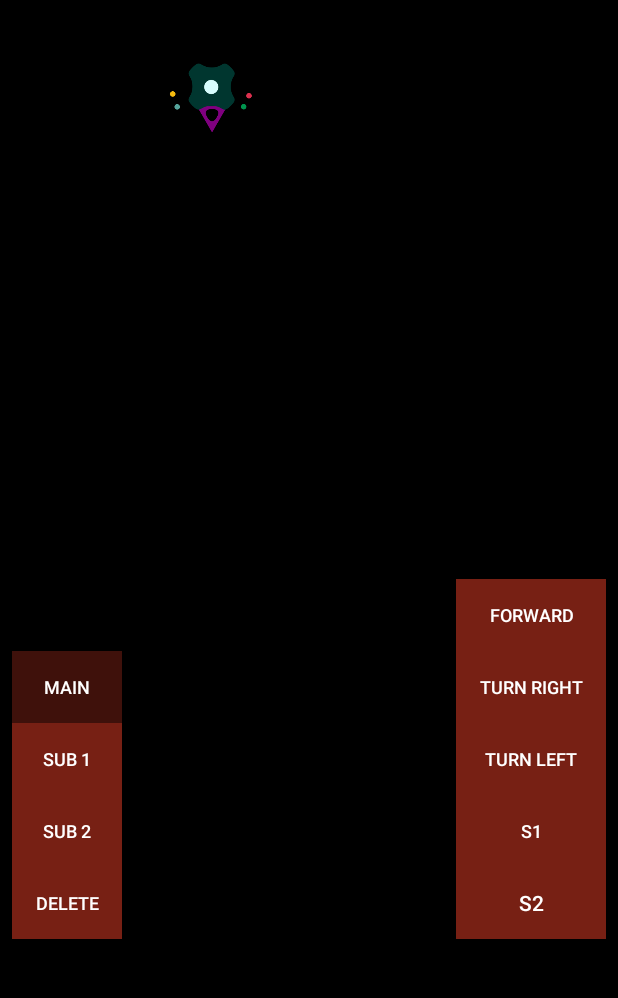
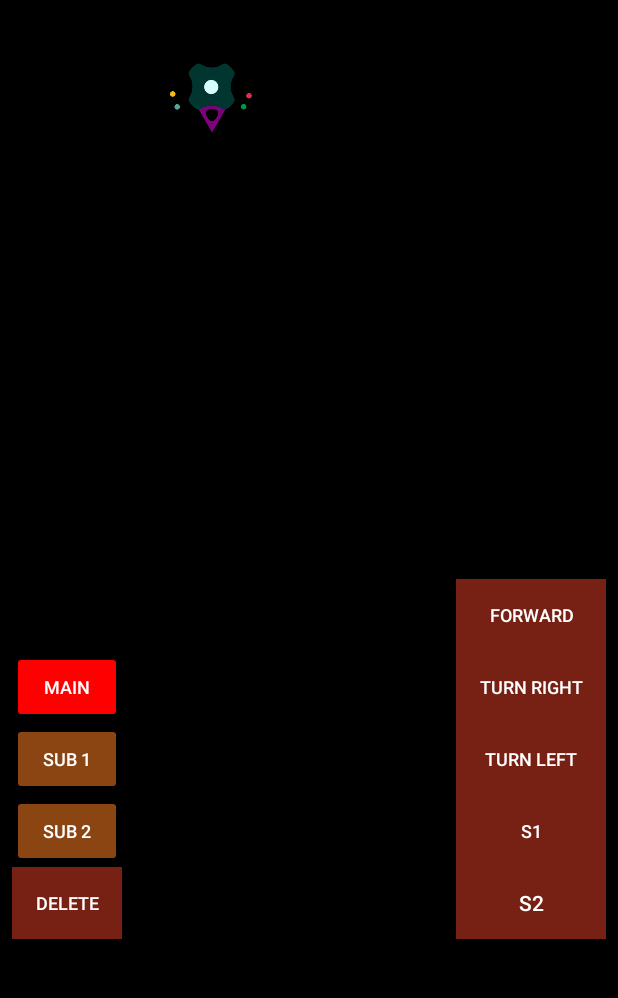
Before and after one commit to Luyaren/AndroidGameMadeForClass, an Android app: the LevelPlayActivity screen opened directly, with no data from a screen before it, on a phone screen of 412 x 824 dp, the part 84-1082 px from its top. Run offline under Robolectric (Android 15) with nearby library versions, the phone set to English and light mode, and no system bars; libraries missing offline, so code that uses them is left out: co.zsmb.materialdrawerkt; 20 statements that could not run were skipped.

Commit message:
Merged PR 55: Fixed scoring and view highlighting

```diff
--- a/app/src/main/java/io/robotbois/robotboisapp/activities/LevelPlayActivity.kt
+++ b/app/src/main/java/io/robotbois/robotboisapp/activities/LevelPlayActivity.kt
@@ -159,9 +159,9 @@ open class LevelPlayActivity : AppCompatActivity() {
 
         buttons.forEach {
             it.background.clearColorFilter()
+            it.background.setColorFilter(Color.rgb(139,69,19), PorterDuff.Mode.DARKEN)
         }
-
-        buttons[activeQueueIndex].background.setColorFilter(Color.GRAY, PorterDuff.Mode.MULTIPLY)
+        buttons[activeQueueIndex].background.setColorFilter(Color.RED, PorterDuff.Mode.DARKEN)
     }
 
     override fun onCreate(savedInstanceState: Bundle?) {
@@ -424,11 +424,11 @@ open class LevelPlayActivity : AppCompatActivity() {
             isGameWon = true
             // Determine score
             //val movesMade = board.robot.totalMoves
-            val movesMade = numMainCalls+(numSubOneCalls*5+numSubTwoCalls*5)-
-                    (numSubOneCalls+numSubTwoCalls)
+            val movesMade = numMainCalls + (numSubOneCalls * queues[1].size + numSubTwoCalls * queues[2].size) -
+                    (numSubOneCalls + numSubTwoCalls)
             // What sorcery is this
-            val playerScore = 65*(-3*(movesNeededToComplete - movesMade)) +
-                    35*(numMainCalls/mainCallsNeededToComplete)
+            val playerScore = 65 + ( 3 * (movesNeededToComplete - movesMade)) +
+                    35 *(mainCallsNeededToComplete / numMainCalls)
 
             // Determine where in the level data file this level is from and how many
             // easy and medium levels there are
--- a/app/src/main/res/layout/navigation_buttons.xml
+++ b/app/src/main/res/layout/navigation_buttons.xml
@@ -9,7 +9,6 @@
         android:layout_width="match_parent"
         android:layout_height="wrap_content"
         android:layout_weight="1"
-        android:background="#772014"
         android:textColor="#ffffff"
         android:text="Main"
         android:textSize="12sp" />
@@ -19,7 +18,6 @@
         android:layout_width="match_parent"
         android:layout_height="wrap_content"
         android:layout_weight="1"
-        android:background="#772014"
         android:textColor="#ffffff"
         android:text="Sub 1"
         android:textSize="12sp" />
@@ -30,7 +28,6 @@
         android:layout_height="wrap_content"
         android:textColor="#ffffff"
         android:layout_weight="1"
-        android:background="#772014"
         android:text="SUB 2"
         android:textSize="12sp" />
 
```
